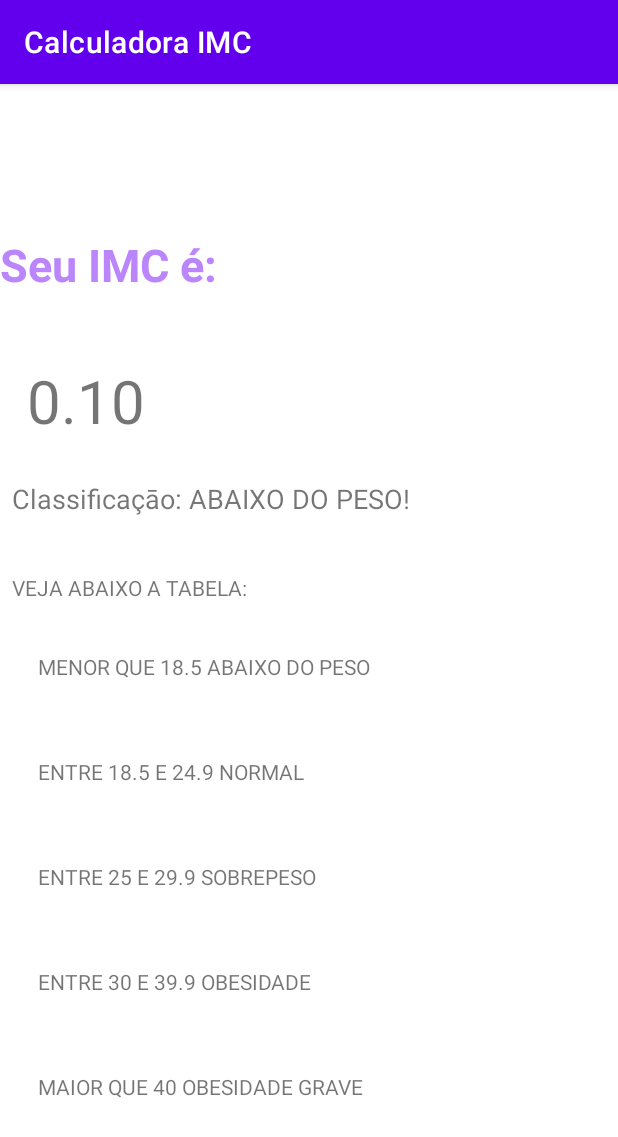
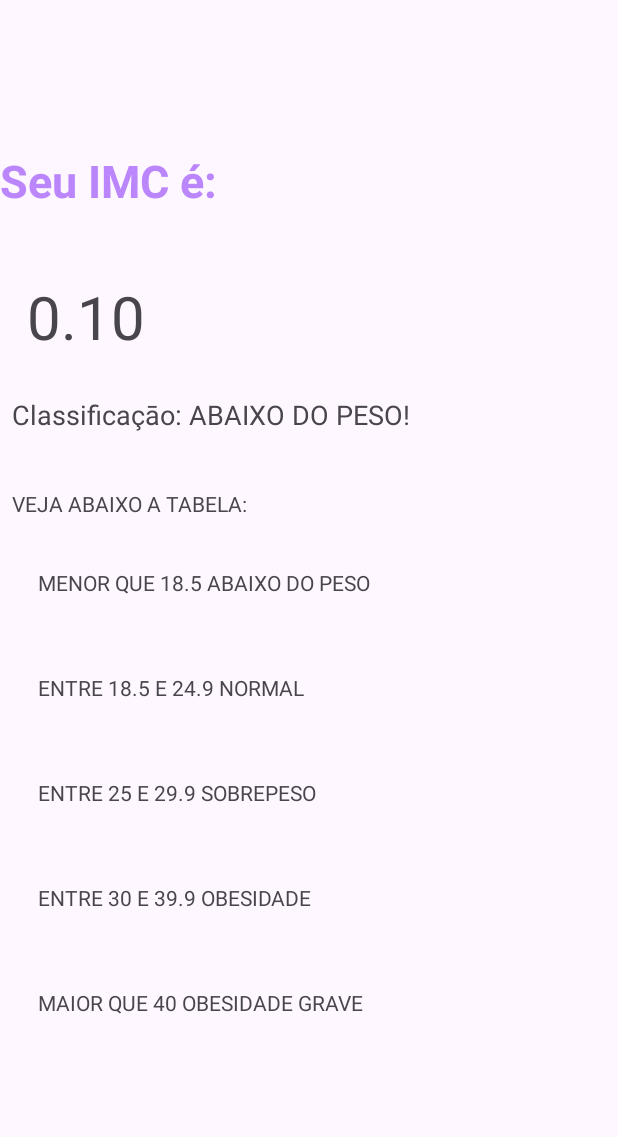
Before and after one commit to RaphOliv/BMICalculator, an Android app: the ResultActivity screen opened directly, with no data from a screen before it, on a phone screen of 412 x 824 dp. Shown: the top 1137 px of the screen. Run offline under Robolectric (Android 15) with nearby library versions, the light colour scheme and no system bars.

Commit message:
action bar removed

```diff
--- a/app/src/main/res/values-night/themes.xml
+++ b/app/src/main/res/values-night/themes.xml
@@ -1,7 +1,7 @@
 <resources xmlns:tools="http://schemas.android.com/tools">
     <!-- Base application theme. -->
     <style name="Base.Theme.BMICalculator"
-        parent="Theme.MaterialComponents.DayNight.DarkActionBar">
+        parent="Theme.Material3.DayNight.NoActionBar">
         <!-- Customize your dark theme here. -->
         <!-- <item name="colorPrimary">@color/my_dark_primary</item> -->
 
--- a/app/src/main/res/values/themes.xml
+++ b/app/src/main/res/values/themes.xml
@@ -1,7 +1,7 @@
 <resources xmlns:tools="http://schemas.android.com/tools">
     <!-- Base application theme. -->
     <style name="Base.Theme.BMICalculator"
-        parent="Theme.MaterialComponents.DayNight.DarkActionBar">
+        parent="Theme.Material3.DayNight.NoActionBar">
         <!-- Customize your light theme here. -->
         <!-- <item name="colorPrimary">@color/my_light_primary</item> -->
 
```
